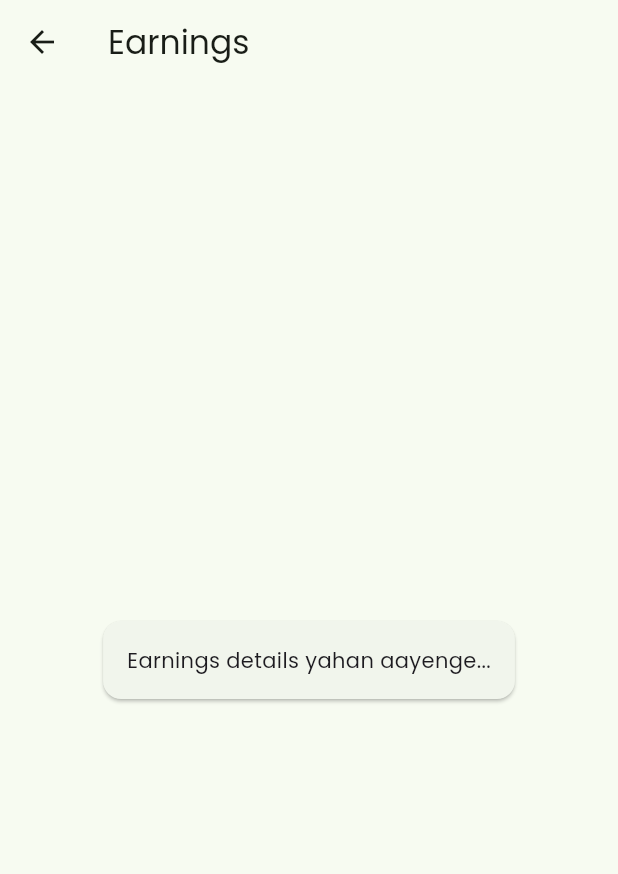
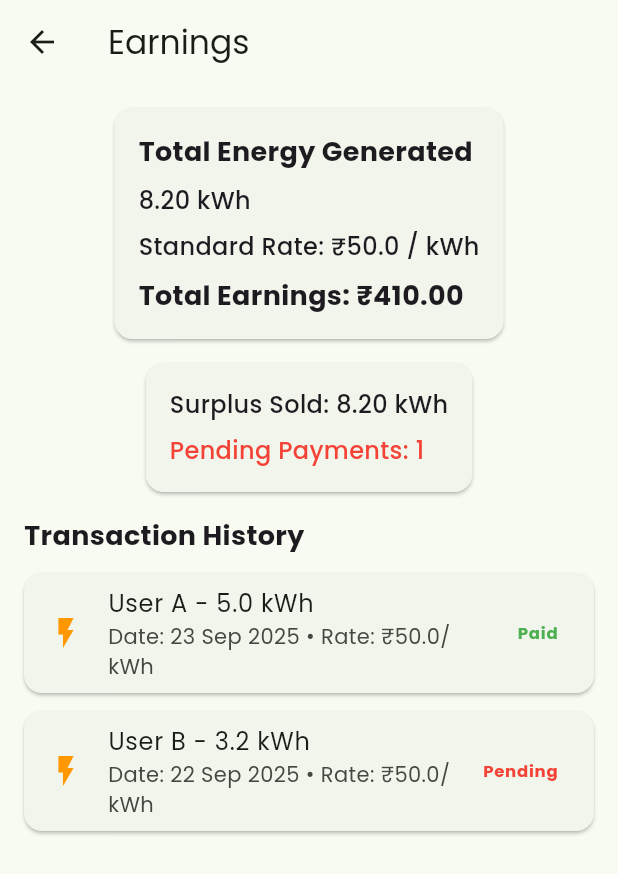
Before and after one commit to SmartGridX/Smart_Microgrid_System, a Flutter app: the HomePage screen opened directly, after a tap on "Earnings", on a phone screen of 412 x 824 dp. Shown: the top 874 px of the screen. Run offline on Flutter 3.47's test engine with Material 3 defaults, Android fonts, the phone set to English and light mode, and no system bars; our stand-ins replace animate_do, flutter_svg, google_fonts, syncfusion_flutter_charts; network calls fail.

```diff
--- a/mobile_app/Frontend/sms_app/lib/home_page.dart
+++ b/mobile_app/Frontend/sms_app/lib/home_page.dart
@@ -31,10 +31,10 @@ class _HomePageState extends State<HomePage> {
         body = _analyticsContent();
         break;
       case 2:
-        body = _alertsContent();
+        body = _gridContent();
         break;
       case 3:
-        body = _gridContent();
+        body = _alertsContent();
         break;
       default:
         body = _homeContent(context);
@@ -84,6 +84,8 @@ Widget _homeContent(BuildContext context) {
             ),
             SizedBox(height: 16),
             _buildFeatureList(context),
+            SizedBox(height: 16),
+            _buildDeviceDetails(devices),
             SizedBox(height: 20),
             Text(
               "Today's Summary",
@@ -386,6 +388,115 @@ Widget _buildEnergyChartPlaceholder() {
   );
 }
 
+Widget _buildDeviceDetails(List<Map<String, dynamic>> devices) {
+  return Column(
+    crossAxisAlignment: CrossAxisAlignment.start,
+    children: [
+      const Text(
+        "Device Details",
+        style: TextStyle(fontSize: 20, fontWeight: FontWeight.bold),
+      ),
+      const SizedBox(height: 12),
+      SizedBox(
+        height: 160, // Height for device cards
+        child: ListView.separated(
+          scrollDirection: Axis.horizontal,
+          itemCount: devices.length,
+          separatorBuilder: (_, __) => const SizedBox(width: 12),
+          itemBuilder: (context, index) {
+            final device = devices[index];
+            return Container(
+              width: 220,
+              padding: const EdgeInsets.all(12),
+              decoration: BoxDecoration(
+                color: Colors.grey.shade100,
+                borderRadius: BorderRadius.circular(12),
+                boxShadow: [
+                  BoxShadow(
+                    color: Colors.black.withOpacity(0.05),
+                    blurRadius: 5,
+                    offset: const Offset(0, 3),
+                  ),
+                ],
+              ),
+              child: Column(
+                crossAxisAlignment: CrossAxisAlignment.start,
+                children: [
+                  // Device name & status
+                  Row(
+                    mainAxisAlignment: MainAxisAlignment.spaceBetween,
+                    children: [
+                      Text(
+                        device['name'],
+                        style: const TextStyle(
+                          fontSize: 16,
+                          fontWeight: FontWeight.bold,
+                        ),
+                      ),
+                      Icon(
+                        device['icon'],
+                        size: 28,
+                      ),
+                    ],
+                  ),
+                  const SizedBox(height: 6),
+                  Text(
+                    "Status: ${getDeviceStatus(device)}",
+                    style: TextStyle(
+                      color: getDeviceStatus(device) == "Active"
+                          ? Colors.green
+                          : (getDeviceStatus(device) == "Warning" ? Colors.orange : Colors.red),
+                    ),
+                  ),
+                  const SizedBox(height: 4),
+                  Text("Total Sensors: ${device['Total Sensors']}"),
+                  const SizedBox(height: 2),
+                  Text(
+                    "Active Sensors: ${device['Active Sensors']}",
+                    style: TextStyle(color: Colors.green),
+                  ),
+                  const SizedBox(height: 2),
+                  Text(
+                    "Inactive Sensors: ${device['Inactive Sensors']}",
+                    style: TextStyle(color: Colors.red),
+                  ),
+                ],
+              ),
+            );
+          },
+        ),
+      ),
+    ],
+  );
+}
+
+final devices = [
+  {
+    "name": "Device 1",
+    "Total Sensors": 5,
+    "Active Sensors": 3,
+    "Inactive Sensors": 2,
+    "icon": Icons.solar_power,
+  },
+  {
+    "name": "Device 2",
+    "Total Sensors": 10,
+    "Active Sensors": 0,
+    "Inactive Sensors": 10,
+    "icon": Icons.wind_power,
+  },
+];
+
+String getDeviceStatus(Map device) {
+  if ((device['Active Sensors'] ?? 0) == 0) {
+    return "Inactive";
+  } else if ((device['Active Sensors'] ?? 0) < (device['Total Sensors'] ?? 1) / 2) {
+    return "Warning";
+  } else {
+    return "Active";
+  }
+}
+
 //! Bottom Navigation Tabs Content
 //! change this into another file later
 
--- a/mobile_app/Frontend/sms_app/lib/widgets/bottom_nav.dart
+++ b/mobile_app/Frontend/sms_app/lib/widgets/bottom_nav.dart
@@ -1,4 +1,5 @@
 import 'package:flutter/material.dart';
+import 'package:flutter_svg/flutter_svg.dart';
 
 class BottomNav extends StatelessWidget {
   final int currentIndex;
@@ -12,14 +13,17 @@ class BottomNav extends StatelessWidget {
       currentIndex: currentIndex,
       onTap: onTap,
       type: BottomNavigationBarType.fixed,
-      items: const [
+      items: [
         BottomNavigationBarItem(icon: Icon(Icons.home), label: 'Home'),
         BottomNavigationBarItem(icon: Icon(Icons.show_chart), label: 'Charts'),
+        BottomNavigationBarItem(
+          icon: SvgPicture.asset('assets/sms_logo.svg', width: 25, height: 25),
+          label: 'Grid',
+        ),
         BottomNavigationBarItem(
           icon: Icon(Icons.notifications),
           label: 'Alerts',
         ),
-        BottomNavigationBarItem(icon: Icon(Icons.grid_view), label: 'Grid'),
       ],
     );
   }
--- a/mobile_app/Frontend/sms_app/lib/widgets/feature_details.dart
+++ b/mobile_app/Frontend/sms_app/lib/widgets/feature_details.dart
@@ -150,7 +150,11 @@ Widget _notificationCard(String message) {
     child: Row(
       mainAxisSize: MainAxisSize.min,
       children: [
-        const Icon(Icons.warning, color: Color.fromARGB(255, 125, 152, 4), size: 28),
+        const Icon(
+          Icons.warning,
+          color: Color.fromARGB(255, 125, 152, 4),
+          size: 28,
+        ),
         const SizedBox(width: 12),
         Expanded(
           child: Text(
@@ -436,85 +440,68 @@ class _WeatherPageState extends State<WeatherPage> {
               ),
 
               const SizedBox(height: 24),
-
-              // Breaking News
-              Container(
-                width: double.infinity,
-                padding: const EdgeInsets.all(16),
-                decoration: BoxDecoration(
-                  borderRadius: BorderRadius.circular(20),
-                ),
-                child: const Text(
-                  "Breaking News: US Needs To Keep Eye On Tropics",
-                  style: TextStyle(
-                    color: Color.fromARGB(255, 0, 0, 0),
-                    fontSize: 14,
-                  ),
-                ),
-              ),
-
-              const SizedBox(height: 24),
               const Text(
                 "Daily Forecast",
                 style: TextStyle(fontWeight: FontWeight.bold, fontSize: 18),
               ),
               SizedBox(height: 8),
 
+              _dailyForecastTableHeader(),
               _dailyForecastRow(
                 "Yesterday",
                 "Cloudy",
+                Icons.wb_cloudy,
                 "32° / 26°",
                 "5.1 kWh",
-                Icons.wb_cloudy,
               ),
               _dailyForecastRow(
                 "Today",
                 "Sunny",
+                Icons.wb_sunny,
                 "32° / 25°",
                 "6.2 kWh",
-                Icons.wb_sunny,
               ),
               _dailyForecastRow(
                 "Wednesday",
                 "Cloudy",
+                Icons.cloud,
                 "32° / 24°",
                 "4.9 kWh",
-                Icons.cloud,
               ),
               _dailyForecastRow(
                 "Thursday",
                 "Sunny",
+                Icons.wb_sunny,
                 "32° / 25°",
                 "6.5 kWh",
-                Icons.wb_sunny,
               ),
               _dailyForecastRow(
                 "Friday",
                 "Partly Cloudy",
+                Icons.wb_cloudy,
                 "34° / 26°",
                 "5.8 kWh",
-                Icons.wb_cloudy,
               ),
               _dailyForecastRow(
                 "Saturday",
                 "Sunny",
+                Icons.wb_sunny,
                 "34° / 26°",
                 "7.1 kWh",
-                Icons.wb_sunny,
               ),
               _dailyForecastRow(
                 "Sunday",
                 "Rain",
+                Icons.beach_access,
                 "34° / 26°",
                 "3.6 kWh",
-                Icons.beach_access,
               ),
               _dailyForecastRow(
                 "Monday",
                 "Storm",
+                Icons.bolt,
                 "32° / 25°",
                 "2.8 kWh",
-                Icons.bolt,
               ),
             ],
           ),
@@ -524,68 +511,98 @@ class _WeatherPageState extends State<WeatherPage> {
   }
 }
 
-// Daily forecast row with energy info
-Widget _dailyForecastRow(
-  String day,
-  String desc,
-  String temp,
-  String energy,
-  IconData icon,
-) {
+// ---------------- Daily Forecast Header ----------------
+Widget _dailyForecastTableHeader() {
   return Container(
-    margin: const EdgeInsets.symmetric(vertical: 6),
-    padding: const EdgeInsets.symmetric(horizontal: 16, vertical: 14),
-    decoration: BoxDecoration(borderRadius: BorderRadius.circular(16)),
+    margin: const EdgeInsets.symmetric(vertical: 4),
+    padding: const EdgeInsets.symmetric(horizontal: 12, vertical: 10),
+    decoration: BoxDecoration(
+      color: Colors.grey.shade400,
+      borderRadius: BorderRadius.circular(12),
+    ),
     child: Row(
       mainAxisAlignment: MainAxisAlignment.spaceBetween,
-      children: [
-        // Day + weather info
-        Row(
-          children: [
-            Icon(icon, color: const Color.fromARGB(255, 0, 0, 0), size: 28),
-            const SizedBox(width: 12),
-            Column(
-              crossAxisAlignment: CrossAxisAlignment.start,
-              children: [
-                Text(
-                  day,
-                  style: const TextStyle(
-                    color: Color.fromARGB(255, 0, 0, 0),
-                    fontSize: 16,
-                    fontWeight: FontWeight.bold,
+      children: const [
+        SizedBox(
+          width: 100,
+          child: Text(
+            "Day",
+            style: TextStyle(fontWeight: FontWeight.bold, color: Colors.white),
           ),
         ),
-                Text(
-                  desc,
-                  style: const TextStyle(
-                    color: Color.fromARGB(179, 0, 0, 0),
-                    fontSize: 13,
+        SizedBox(
+          width: 100,
+          child: Text(
+            "Description",
+            style: TextStyle(fontWeight: FontWeight.bold, color: Colors.white),
+          ),
+        ),
+        SizedBox(
+          width: 70,
+          child: Text(
+            "Temp",
+            style: TextStyle(fontWeight: FontWeight.bold, color: Colors.white),
+          ),
+        ),
+        SizedBox(
+          width: 70,
+          child: Text(
+            "Energy",
+            style: TextStyle(fontWeight: FontWeight.bold, color: Colors.white),
           ),
         ),
       ],
     ),
-          ],
+  );
+}
+
+// ---------------- Daily Forecast Row ----------------
+Widget _dailyForecastRow(
+  String day,
+  String desc,
+  IconData icon,
+  String temp,
+  String energy,
+) {
+  return Container(
+    margin: const EdgeInsets.symmetric(vertical: 4),
+    padding: const EdgeInsets.symmetric(horizontal: 12, vertical: 10),
+    decoration: BoxDecoration(
+      color: Colors.grey.shade200,
+      borderRadius: BorderRadius.circular(12),
     ),
-        // Temperature + energy
-        Column(
-          crossAxisAlignment: CrossAxisAlignment.end,
+    child: Row(
+      mainAxisAlignment: MainAxisAlignment.spaceBetween,
       children: [
-            Text(
-              temp,
-              style: const TextStyle(
-                color: Color.fromARGB(255, 0, 0, 0),
-                fontWeight: FontWeight.bold,
-                fontSize: 16,
+        SizedBox(
+          width: 100,
+          child: Text(day, style: const TextStyle(fontWeight: FontWeight.bold)),
         ),
-            ),
-            Text(
-              energy,
-              style: const TextStyle(
-                color: Color.fromARGB(255, 230, 175, 11),
-                fontSize: 13,
+        SizedBox(
+          width: 100,
+          child: Row(
+            children: [
+              Icon(icon, size: 20, color: Colors.orange),
+              const SizedBox(width: 4),
+              Flexible(
+                child: Text(
+                  desc,
+                  style: const TextStyle(color: Colors.black54),
                 ),
               ),
             ],
+          ),
+        ),
+        SizedBox(
+          width: 70,
+          child: Text(
+            temp,
+            style: const TextStyle(fontWeight: FontWeight.bold),
+          ),
+        ),
+        SizedBox(
+          width: 70,
+          child: Text(energy, style: const TextStyle(color: Colors.green)),
         ),
       ],
     ),
@@ -622,193 +639,9 @@ Widget _hourlyForecast(String time, String temp, IconData icon) {
   );
 }
 
-// // -------------------------------------------------
-// // ---------------- Forecast Page ----------------
-// class ForecastPage extends StatefulWidget {
-//   const ForecastPage({super.key});
+// -------------------------------------------------
+// ---------------- Earnings Page ----------------
 
-//   @override
-//   State<ForecastPage> createState() => _ForecastPageState();
-// }
-
-// class _ForecastPageState extends State<ForecastPage> {
-//   @override
-//   Widget build(BuildContext context) {
-//     return Scaffold(
-//       appBar: AppBar(title: const Text("Forecast")),
-//       body: SingleChildScrollView(
-//         padding: const EdgeInsets.all(16),
-//         child: Column(
-//           crossAxisAlignment: CrossAxisAlignment.start,
-//           children: [
-//             /// 🔹 Summary Cards Row
-//             Row(
-//               mainAxisAlignment: MainAxisAlignment.spaceBetween,
-//               children: const [
-//                 _SummaryCard(
-//                   title: "Solar Output",
-//                   value: "120 kWh",
-//                   icon: Icons.wb_sunny,
-//                   color: Colors.orange,
-//                 ),
-//                 _SummaryCard(
-//                   title: "Predicted Demand",
-//                   value: "95 kWh",
-//                   icon: Icons.flash_on,
-//                   color: Colors.blue,
-//                 ),
-//                 _SummaryCard(
-//                   title: "Battery SOC",
-//                   value: "78%",
-//                   icon: Icons.battery_full,
-//                   color: Colors.green,
-//                 ),
-//               ],
-//             ),
-
-//             const SizedBox(height: 20),
-
-//             /// 🔹 Demand vs Supply Forecast (Chart Placeholder)
-//             _SectionTitle("Demand vs Supply Forecast (Next 24h)"),
-//             _ChartPlaceholder(),
-
-//             const SizedBox(height: 20),
-
-//             /// 🔹 Battery SOC Prediction
-//             _SectionTitle("Battery SOC Forecast"),
-//             _ChartPlaceholder(),
-
-//             const SizedBox(height: 20),
-
-//             /// 🔹 Cost Savings Forecast
-//             _SectionTitle("Cost Savings (Next 7 Days)"),
-//             _ChartPlaceholder(),
-
-//             const SizedBox(height: 20),
-
-//             /// 🔹 Carbon Savings
-//             _SectionTitle("Carbon Savings"),
-//             Container(
-//               width: double.infinity,
-//               padding: const EdgeInsets.all(16),
-//               decoration: BoxDecoration(
-//                 color: Colors.green.shade100,
-//                 borderRadius: BorderRadius.circular(12),
-//               ),
-//               child: const Text(
-//                 "Estimated CO₂ Reduction: 25 kg for next week",
-//                 style: TextStyle(fontSize: 16, fontWeight: FontWeight.w500),
-//               ),
-//             ),
-
-//             const SizedBox(height: 20),
-
-//             /// 🔹 Alerts / Recommendations
-//             _SectionTitle("Recommendations"),
-//             Container(
-//               width: double.infinity,
-//               padding: const EdgeInsets.all(16),
-//               decoration: BoxDecoration(
-//                 color: Colors.yellow.shade100,
-//                 borderRadius: BorderRadius.circular(12),
-//               ),
-//               child: const Text(
-//                 "⚠️ High demand expected tomorrow evening. "
-//                 "Ensure battery is charged to 80% by 5 PM.",
-//                 style: TextStyle(fontSize: 15),
-//               ),
-//             ),
-//           ],
-//         ),
-//       ),
-//     );
-//   }
-// }
-
-// /// 🔹 Reusable Summary Card
-// class _SummaryCard extends StatelessWidget {
-//   final String title;
-//   final String value;
-//   final IconData icon;
-//   final Color color;
-
-//   const _SummaryCard({
-//     required this.title,
-//     required this.value,
-//     required this.icon,
-//     required this.color,
-//   });
-
-//   @override
-//   Widget build(BuildContext context) {
-//     return Expanded(
-//       child: Card(
-//         shape: RoundedRectangleBorder(borderRadius: BorderRadius.circular(12)),
-//         child: Padding(
-//           padding: const EdgeInsets.all(12),
-//           child: Column(
-//             children: [
-//               Icon(icon, size: 28, color: color),
-//               const SizedBox(height: 6),
-//               Text(
-//                 value,
-//                 style: TextStyle(
-//                   fontSize: 16,
-//                   fontWeight: FontWeight.bold,
-//                   color: color,
-//                 ),
-//               ),
-//               const SizedBox(height: 4),
-//               Text(
-//                 title,
-//                 textAlign: TextAlign.center,
-//                 style: const TextStyle(fontSize: 12),
-//               ),
-//             ],
-//           ),
-//         ),
-//       ),
-//     );
-//   }
-// }
-
-// /// 🔹 Section Title
-// class _SectionTitle extends StatelessWidget {
-//   final String title;
-//   const _SectionTitle(this.title);
-
-//   @override
-//   Widget build(BuildContext context) {
-//     return Padding(
-//       padding: const EdgeInsets.symmetric(vertical: 4),
-//       child: Text(
-//         title,
-//         style: const TextStyle(fontSize: 18, fontWeight: FontWeight.bold),
-//       ),
-//     );
-//   }
-// }
-
-// /// 🔹 Placeholder for charts
-// class _ChartPlaceholder extends StatelessWidget {
-//   @override
-//   Widget build(BuildContext context) {
-//     return Container(
-//       height: 180,
-//       margin: const EdgeInsets.only(top: 8),
-//       decoration: BoxDecoration(
-//         color: Colors.grey.shade200,
-//         borderRadius: BorderRadius.circular(12),
-//         border: Border.all(color: Colors.grey.shade400),
-//       ),
-//       child: const Center(
-//         child: Text("Chart Placeholder", style: TextStyle(color: Colors.grey)),
-//       ),
-//     );
-//   }
-// }
-
-// ---------------- Earnings Page ----------------
 class EarningsPage extends StatefulWidget {
   const EarningsPage({super.key});
 
@@ -817,17 +650,173 @@ class EarningsPage extends StatefulWidget {
 }
 
 class _EarningsPageState extends State<EarningsPage> {
+  final List<Map<String, dynamic>> transactions = [
+    {
+      "buyer": "User A",
+      "energy": 5.0, // kWh
+      "status": "Paid",
+      "date": "23 Sep 2025",
+    },
+    {
+      "buyer": "User B",
+      "energy": 3.2,
+      "status": "Pending",
+      "date": "22 Sep 2025",
+    },
+  ];
+
+  final double standardRate = 50; // ₹ per kWh
+
   @override
   Widget build(BuildContext context) {
+    // Total energy generated
+    double totalGeneration = transactions.fold(
+      0.0,
+      (sum, tx) => sum + (tx['energy'] as double),
+    );
+
+    // Total earnings based on standard rate
+    double totalEarnings = totalGeneration * standardRate;
+
     return Scaffold(
       appBar: AppBar(title: const Text("Earnings")),
-      body: const Center(
+      body: SingleChildScrollView(
+        padding: const EdgeInsets.all(16),
+        child: Column(
+          crossAxisAlignment: CrossAxisAlignment.start,
+          children: [
+            // ---------------- Generation & Standard Rate Card ----------------
+            Row(
+              mainAxisAlignment: MainAxisAlignment.center,
+              children: [
+                ConstrainedBox(
+                  constraints: const BoxConstraints(maxWidth: 400),
                   child: Card(
-          margin: EdgeInsets.all(20),
+                    shape: RoundedRectangleBorder(
+                      borderRadius: BorderRadius.circular(12),
+                    ),
+                    margin: const EdgeInsets.only(bottom: 16),
                     child: Padding(
-            padding: EdgeInsets.all(16),
-            child: Text("Earnings details yahan aayenge..."),
+                      padding: const EdgeInsets.all(16),
+                      child: Column(
+                        crossAxisAlignment: CrossAxisAlignment.start,
+                        children: [
+                          Text(
+                            "Total Energy Generated",
+                            style: const TextStyle(
+                              fontSize: 18,
+                              fontWeight: FontWeight.bold,
                             ),
+                          ),
+                          const SizedBox(height: 8),
+                          Text(
+                            "${totalGeneration.toStringAsFixed(2)} kWh",
+                            style: const TextStyle(
+                              fontSize: 16,
+                              fontWeight: FontWeight.w500,
+                            ),
+                          ),
+                          const SizedBox(height: 8),
+                          Text(
+                            "Standard Rate: ₹$standardRate / kWh",
+                            style: const TextStyle(
+                              fontSize: 16,
+                              fontWeight: FontWeight.w500,
+                            ),
+                          ),
+                          const SizedBox(height: 8),
+                          Text(
+                            "Total Earnings: ₹${totalEarnings.toStringAsFixed(2)}",
+                            style: const TextStyle(
+                              fontSize: 18,
+                              fontWeight: FontWeight.bold,
+                            ),
+                          ),
+                        ],
+                      ),
+                    ),
+                  ),
+                ),
+              ],
+            ),
+
+            // ---------------- Transaction Summary Card ----------------
+            Row(
+              mainAxisAlignment: MainAxisAlignment.center,
+              children: [
+                ConstrainedBox(
+                  constraints: const BoxConstraints(maxWidth: 400),
+                  child: Card(
+                    shape: RoundedRectangleBorder(
+                      borderRadius: BorderRadius.circular(12),
+                    ),
+                    margin: const EdgeInsets.only(bottom: 16),
+                    child: Padding(
+                      padding: const EdgeInsets.all(16),
+                      child: Column(
+                        crossAxisAlignment: CrossAxisAlignment.start,
+                        children: [
+                          Text(
+                            "Surplus Sold: ${totalGeneration.toStringAsFixed(2)} kWh",
+                            style: const TextStyle(
+                              fontSize: 16,
+                              fontWeight: FontWeight.w500,
+                            ),
+                          ),
+                          const SizedBox(height: 8),
+                          Text(
+                            "Pending Payments: ${transactions.where((tx) => tx['status'] == 'Pending').length}",
+                            style: const TextStyle(
+                              fontSize: 16,
+                              fontWeight: FontWeight.w500,
+                              color: Colors.red,
+                            ),
+                          ),
+                        ],
+                      ),
+                    ),
+                  ),
+                ),
+              ],
+            ),
+
+            // ---------------- Transactions List ----------------
+            const Text(
+              "Transaction History",
+              style: TextStyle(fontSize: 18, fontWeight: FontWeight.bold),
+            ),
+            const SizedBox(height: 12),
+            ListView.builder(
+              shrinkWrap: true,
+              physics: const NeverScrollableScrollPhysics(),
+              itemCount: transactions.length,
+              itemBuilder: (context, index) {
+                final tx = transactions[index];
+                return Card(
+                  margin: const EdgeInsets.only(bottom: 12),
+                  shape: RoundedRectangleBorder(
+                    borderRadius: BorderRadius.circular(12),
+                  ),
+                  child: ListTile(
+                    leading: const Icon(Icons.flash_on, color: Colors.orange),
+                    title: Text("${tx['buyer']} - ${tx['energy']} kWh"),
+                    subtitle: Text(
+                      "Date: ${tx['date']} • Rate: ₹$standardRate/kWh",
+                    ),
+                    trailing: Text(
+                      tx['status'].toString(),
+                      style: TextStyle(
+                        color: tx['status'] == 'Paid'
+                            ? Colors.green
+                            : Colors.red,
+                        fontWeight: FontWeight.bold,
+                      ),
+                    ),
+                  ),
+                );
+              },
+            ),
+          ],
         ),
       ),
     );
```
Lines whose indentation alone changed are shown as unchanged.
